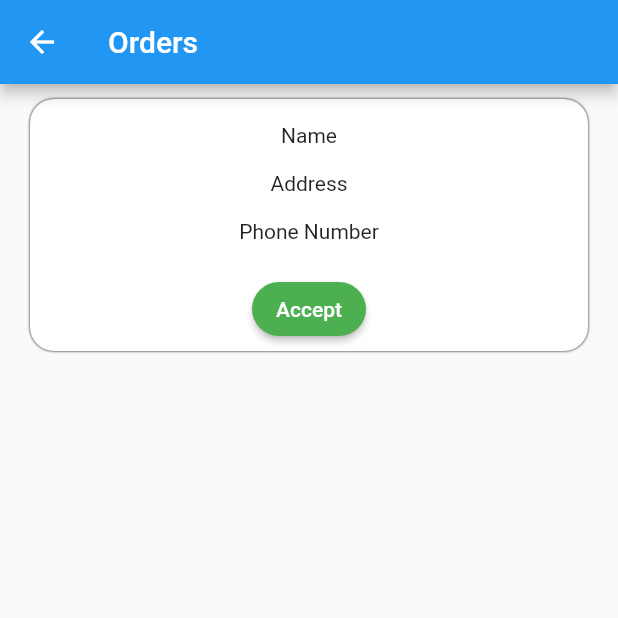
After one commit to naeemudheenp/splashDelivery, a Flutter app: the OrdersScreen screen opened by its route, on a phone screen of 412 x 824 dp, the top half of it. The commit adds this screen. Run offline on Flutter 3.47's test engine with Material 2 defaults, Android fonts, the light colour scheme and no system bars; our stand-ins replace cloud_firestore, firebase_core, oktoast; missing offline and left inert: flutter_barcode_scanner; accounts and stored records are empty.

Commit message:
Designed

```diff
--- /dev/null
+++ b/lib/screens/orders.dart
@@ -0,0 +1,126 @@
+import 'package:flutter/material.dart';
+
+class OrdersScreen extends StatefulWidget {
+  static const routeName = 'OrdersScreen';
+  OrdersScreen({Key? key}) : super(key: key);
+
+  @override
+  State<OrdersScreen> createState() => _OrdersScreenState();
+}
+
+class _OrdersScreenState extends State<OrdersScreen> {
+  bool _orderTaken = false;
+  bool _scanQR = false;
+
+  @override
+  Widget build(BuildContext context) {
+    return Scaffold(
+      appBar: AppBar(
+        title: Text("Orders"),
+      ),
+      body: Padding(
+        padding: const EdgeInsets.symmetric(
+          horizontal: 20,
+          vertical: 10,
+        ),
+        child: ListView(
+          children: [
+            ListView.builder(
+              shrinkWrap: true,
+              itemBuilder: (_, index) => Container(
+                decoration: BoxDecoration(
+                    boxShadow: [
+                      BoxShadow(
+                        blurRadius: .8,
+                        //  spreadRadius: 0.1,
+                      ),
+                    ],
+                    color: Colors.white,
+                    borderRadius: BorderRadius.circular(16)),
+                child: Column(
+                  crossAxisAlignment: CrossAxisAlignment.center,
+                  children: [
+                    const Padding(
+                      padding: EdgeInsets.only(
+                        top: 16,
+                      ),
+                      child: Text("Name"),
+                    ),
+                    const Padding(
+                      padding: EdgeInsets.symmetric(
+                        vertical: 8,
+                      ),
+                      child: Padding(
+                        padding: EdgeInsets.symmetric(vertical: 8),
+                        child: Text("Address"),
+                      ),
+                    ),
+                    const Padding(
+                      padding: EdgeInsets.only(
+                        bottom: 16,
+                      ),
+                      child: Text("Phone Number"),
+                    ),
+                    Padding(
+                      padding: const EdgeInsets.symmetric(
+                        vertical: 4,
+                      ),
+                      child: Row(
+                        mainAxisAlignment: MainAxisAlignment.spaceAround,
+                        children: [
+                          //Scanning button only appears if Order is accepted
+                          if (_orderTaken == true)
+                            ElevatedButton(
+                              style: ElevatedButton.styleFrom(
+                                  primary: _orderTaken
+                                      ? Colors.blueAccent
+                                      : Colors.green,
+                                  shape: RoundedRectangleBorder(
+                                    borderRadius: BorderRadius.circular(20),
+                                  )),
+                              onPressed: () {
+                                setState(() {
+                                  _orderTaken = _scanQR ? true : false;
+                                  _scanQR = true;
+                                  //  _orderTaken = !_orderTaken;
+                                  /* _orderTaken
+                                    ? Colors.blueAccent
+                                    : Colors.green, */
+                                });
+                              },
+                              child: const Text('Scan QR'),
+                            ),
+                          ElevatedButton(
+                            style: ElevatedButton.styleFrom(
+                                primary: _orderTaken
+                                    ? Colors.blueAccent
+                                    : Colors.green,
+                                shape: RoundedRectangleBorder(
+                                  borderRadius: BorderRadius.circular(20),
+                                )),
+                            onPressed: () {
+                              setState(() {
+                                _orderTaken = !_orderTaken;
+                                _scanQR = true;
+                                //  _orderTaken = !_orderTaken;
+                                /* _orderTaken
+                                    ? Colors.blueAccent
+                                    : Colors.green, */
+                              });
+                            },
+                            child: Text(_orderTaken ? 'Delivered' : "Accept"),
+                          ),
+                        ],
+                      ),
+                    )
+                  ],
+                ),
+              ),
+              itemCount: 1,
+            )
+          ],
+        ),
+      ),
+    );
+  }
+}
```
Also changed, not shown: lib/history.dart (+128 -48 lines), lib/main.dart (+21 -39 lines), lib/orders.dart (+52 -20 lines).
